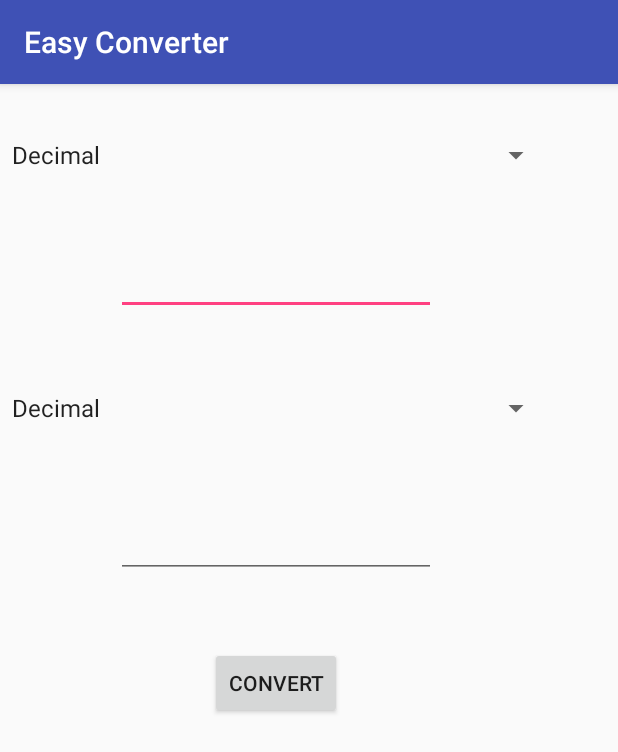
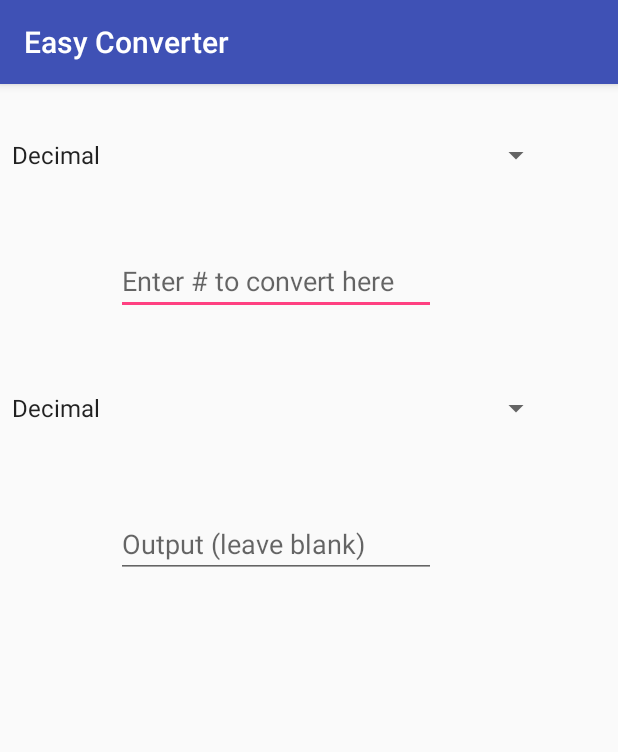
Before and after one commit to dalportodev/EasyConverter, an Android app: the NumberActivity screen opened directly, with no data from a screen before it, on a phone screen of 412 x 824 dp. Shown: the top 752 px of the screen. Run offline under Robolectric (Android 15) with nearby library versions, the phone set to English and light mode, and no system bars; our stand-ins replace AdMob.

Commit message:
Improved input error handling, implemented convert on number entered

```diff
--- a/app/src/main/java/com/chomptech/easyconverter/NumberActivity.java
+++ b/app/src/main/java/com/chomptech/easyconverter/NumberActivity.java
@@ -2,6 +2,8 @@ package com.chomptech.easyconverter;
 
 import android.support.v7.app.AppCompatActivity;
 import android.os.Bundle;
+import android.text.Editable;
+import android.text.TextWatcher;
 import android.view.View;
 import android.widget.ArrayAdapter;
 import android.widget.EditText;
@@ -34,25 +36,43 @@ public class NumberActivity extends AppCompatActivity {
 
 
         toast1 = Toast.makeText(getApplicationContext(), "To be implemented in future update.", Toast.LENGTH_LONG);
-        toast2 = Toast.makeText(getApplicationContext(), ":/", Toast.LENGTH_LONG);
-        toast3 = Toast.makeText(getApplicationContext(), "Negative, right decimal numbers, and non-numerics not yet supported.", Toast.LENGTH_LONG);
+        toast2 = Toast.makeText(getApplicationContext(), "Select a unit to convert to in second drop down menu.", Toast.LENGTH_LONG);
+        toast3 = Toast.makeText(getApplicationContext(), "Non numeric and decimal values not supported.", Toast.LENGTH_LONG);
 
         in = (EditText)findViewById(R.id.editText1);
         out = (EditText)findViewById(R.id.editText2);
 
+        in.addTextChangedListener(new TextWatcher() {
+            @Override
+            public void beforeTextChanged(CharSequence charSequence, int i, int i1, int i2) {
+
+            }
+
+            @Override
+            public void onTextChanged(CharSequence charSequence, int i, int i1, int i2) {
+
+            }
+
+            @Override
+            public void afterTextChanged(Editable editable) {
+                convert();
+            }
+        });
+
         spinner1 = (Spinner) findViewById(R.id.spinner1);
-// Create an ArrayAdapter using the string array and a default spinner layout
+        // Create an ArrayAdapter using the string array and a default spinner layout
         ArrayAdapter<CharSequence> adapter = ArrayAdapter.createFromResource(this,
                 R.array.num_array, android.R.layout.simple_spinner_item);
-// Specify the layout to use when the list of choices appears
+        // Specify the layout to use when the list of choices appears
         adapter.setDropDownViewResource(android.R.layout.simple_spinner_dropdown_item);
-// Apply the adapter to the spinner
+        // Apply the adapter to the spinner
         spinner1.setAdapter(adapter);
 
         spinner2 = (Spinner) findViewById(R.id.spinner2);
         spinner2.setAdapter(adapter);
+
     }
-    public void convert (View view) {
+    public void convert () {
         if(spinner1.getSelectedItem().toString().equals(spinner2.getSelectedItem().toString())) {
             toast2.show();
         } else if (spinner1.getSelectedItem().toString().equals("Decimal") && spinner2.getSelectedItem().toString().equals("Hexadecimal")) {
--- a/app/src/main/res/layout/activity_number.xml
+++ b/app/src/main/res/layout/activity_number.xml
@@ -20,6 +20,7 @@
             android:layout_marginTop="49dp"
             android:ems="10"
             android:inputType="phone"
+            android:hint="Enter # to convert here"
             android:layout_below="@+id/spinner1"
             android:layout_centerHorizontal="true" />
 
@@ -47,17 +48,8 @@
             android:layout_below="@+id/spinner2"
             android:layout_marginTop="56dp"
             android:ems="10"
+            android:hint="Output (leave blank)"
             android:inputType="phone" />
-
-        <Button
-            android:id="@+id/button1"
-            android:layout_width="wrap_content"
-            android:layout_height="wrap_content"
-            android:layout_below="@+id/editText2"
-            android:layout_centerHorizontal="true"
-            android:layout_marginTop="46dp"
-            android:text="Convert"
-            android:onClick="convert"/>
 
         <com.google.android.gms.ads.AdView
             android:id="@+id/adView"
--- a/app/src/main/res/layout/activity_volume.xml
+++ b/app/src/main/res/layout/activity_volume.xml
@@ -20,6 +20,7 @@
             android:layout_marginTop="49dp"
             android:ems="10"
             android:inputType="phone"
+            android:hint="Enter # to convert here"
             android:layout_below="@+id/spinner1"
             android:layout_centerHorizontal="true" />
 
@@ -47,6 +48,7 @@
             android:layout_below="@+id/spinner2"
             android:layout_marginTop="56dp"
             android:ems="10"
+            android:hint="Output (leave blank)"
             android:inputType="phone" />
 
         <Button
```
Also changed, not shown: app/src/main/java/com/chomptech/easyconverter/VolumeActivity.java (+48 -12 lines), app/src/main/res/layout/activity_distance.xml (+0 -10 lines).
